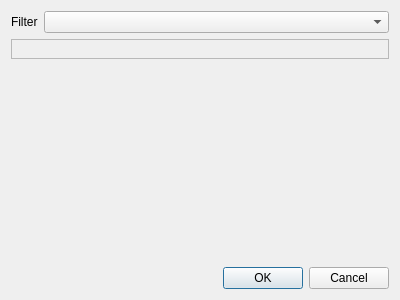
First picture: the form in videofilterparamsdialog.ui, repository xandroalmeida/VideoProcessEditor, before the edit.
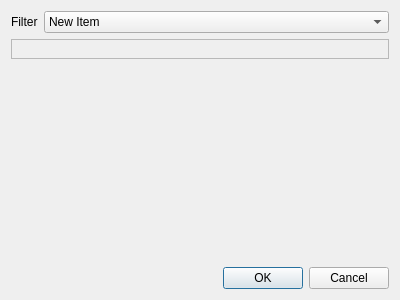
Second picture: the form after the edit. Custom widgets are drawn as their Qt base class.

Commit message: filter combo signal/slot

Diff of the .ui file:
```diff
--- a/videofilterparamsdialog.ui
+++ b/videofilterparamsdialog.ui
@@ -33,7 +33,18 @@
       </widget>
      </item>
      <item row="0" column="1">
-      <widget class="QComboBox" name="filterComboBox"/>
+      <widget class="QComboBox" name="filterCb">
+       <item>
+        <property name="text">
+         <string>New Item</string>
+        </property>
+       </item>
+       <item>
+        <property name="text">
+         <string>New Item</string>
+        </property>
+       </item>
+      </widget>
      </item>
     </layout>
    </item>
```
Left out of the diff: 19 changed lines with no effect on the pictures. The commit also changes 3 other files.
